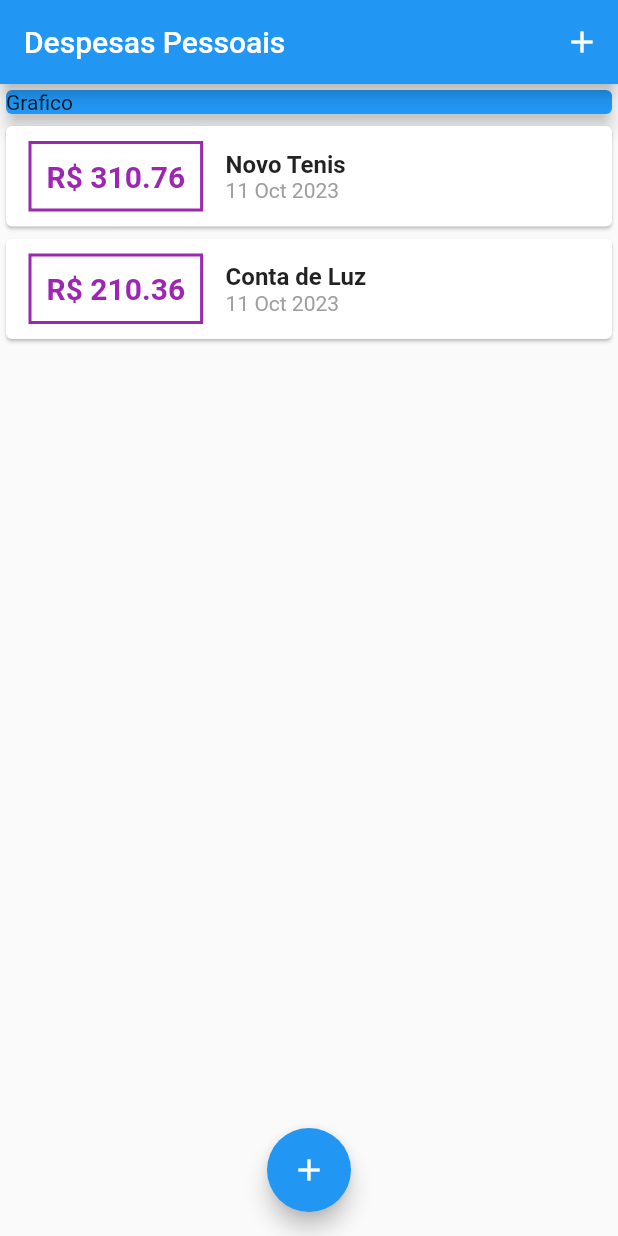
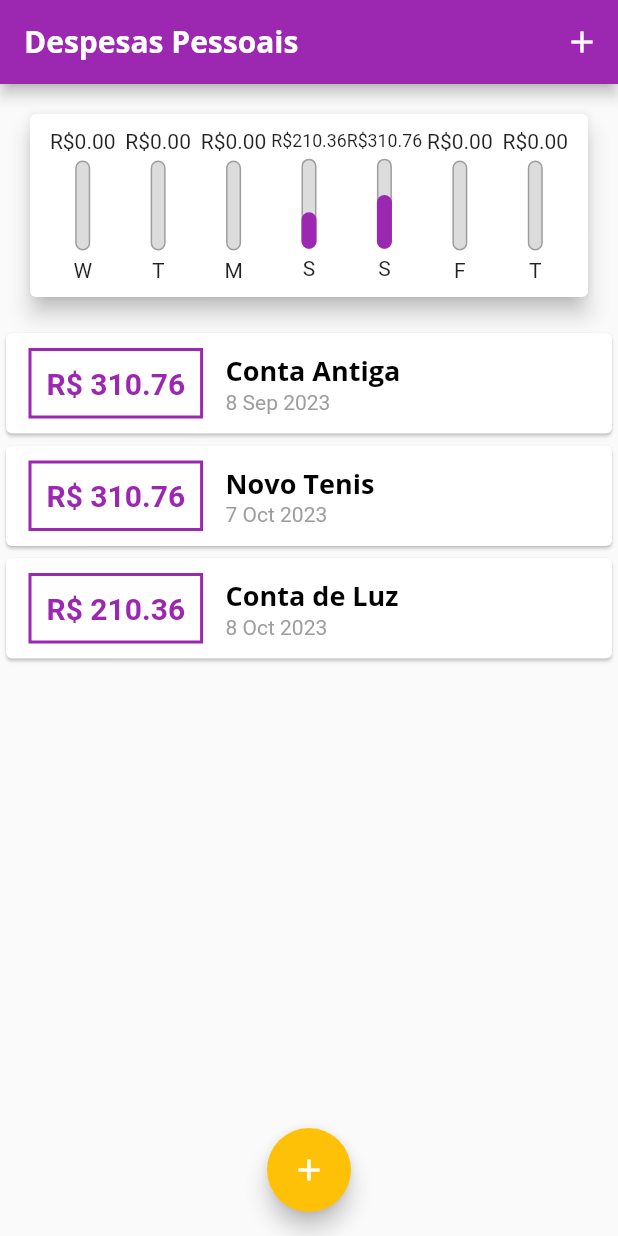
Before and after one commit to 0Willian0/ExpensesApp, a Flutter app: the screen it shows after launch, on a phone screen of 412 x 824 dp. Run offline on Flutter 3.47's test engine with Material 2 defaults, Android fonts, the phone set to English and light mode, and no system bars; missing offline and left inert: dart:ffi.

Commit message:
Created chart

```diff
--- /dev/null
+++ b/lib/components/chart.dart
@@ -0,0 +1,65 @@
+
+import 'dart:ffi';
+
+import 'package:expenses_app/components/chart_bar.dart';
+import 'package:flutter/material.dart';
+import '../models/transaction.dart';
+import 'package:intl/intl.dart';
+
+class Chart extends StatelessWidget {
+
+  final List<Transaction> recentTrasaction;
+
+  Chart(this.recentTrasaction);
+
+  List<Map<String,Object>> get groupedTrasactions{
+      return List.generate(7, (index)
+      {
+        final weekDay = DateTime.now().subtract(Duration(days: index),);
+
+        double totalSum = 0;
+
+        for(var i = 0; i < recentTrasaction.length; i++)
+        {
+          bool sameDay = recentTrasaction[i].date.day == weekDay.day;
+          bool sameMonth = recentTrasaction[i].date.month == weekDay.month;
+          bool sameYear = recentTrasaction[i].date.year == weekDay.year;
+
+          if(sameDay && sameMonth && sameYear)
+            totalSum += recentTrasaction[i].value;
+        }
+
+        return {'day': DateFormat.E().format(weekDay)[0], 'value': totalSum};
+      });
+  }
+
+  double get _weekTotalValue{
+    return groupedTrasactions.fold(0.0, (sum, tr){
+      return sum + (tr['value'] as double);
+    });
+  }
+
+
+  @override
+  Widget build(BuildContext context) {
+    return Card(
+      elevation: 6,
+        margin: EdgeInsets.all(20),
+      child: Padding(
+        padding: const EdgeInsets.all(10.0),
+        child: Row(
+          mainAxisAlignment: MainAxisAlignment.spaceAround,
+          children: groupedTrasactions.map((tr){
+            return Flexible(
+              fit: FlexFit.tight,
+              child: ChartBar(
+                  tr['day'].toString()
+                  ,double.parse(tr['value'].toString()),
+                  (tr['value'] as double) / _weekTotalValue),
+            );
+          }).toList(),
+        ),
+      ),
+    );
+  }
+}
--- /dev/null
+++ b/lib/components/chart_bar.dart
@@ -0,0 +1,50 @@
+
+import 'package:flutter/material.dart';
+
+class ChartBar extends StatelessWidget {
+
+  final String label;
+  final double value;
+  final double percentege;
+
+  ChartBar(this.label, this.value, this.percentege);
+
+  @override
+  Widget build(BuildContext context) {
+    return Column(
+      children: <Widget>[
+        FittedBox(child: Text('R\$${value.toStringAsFixed(2)}')),
+        SizedBox(height: 5,),
+        Container(
+          height: 60,
+          width: 10,
+          child: Stack(
+            alignment: Alignment.bottomCenter,
+            children: <Widget>[
+              Container(
+                decoration: BoxDecoration(
+                  border: Border.all(
+                      color: Colors.grey,
+                      width: 1.0),
+                  color: Color.fromRGBO(220, 220, 220, 1),
+                  borderRadius: BorderRadius.circular(5)
+                ),
+              ),
+              FractionallySizedBox(
+                heightFactor: percentege,
+                child: Container(
+                  decoration: BoxDecoration(
+                      color: Theme.of(context).colorScheme.primary,
+                      borderRadius: BorderRadius.circular(5)
+                  ),
+                ),
+              )
+            ],
+          ),
+        ),
+        SizedBox(height: 5,),
+        Text(label)
+      ],
+    );
+  }
+}
--- a/lib/components/transaction_list.dart
+++ b/lib/components/transaction_list.dart
@@ -1,6 +1,6 @@
 
 import 'package:flutter/material.dart';
-import '../transaction.dart';
+import '../models/transaction.dart';
 import 'package:intl/intl.dart';
 
 class TransactionList extends StatelessWidget {
@@ -13,7 +13,23 @@ class TransactionList extends StatelessWidget {
   Widget build(BuildContext context) {
     return Container(
       height: 300,
-      child: ListView.builder(
+      child: transactions.isEmpty ? Column(
+        children: <Widget>[
+          SizedBox(height: 20,),
+          Text(
+            'Nenhuma Transacao Cadastrada!',
+            style: Theme.of(context).textTheme.titleLarge,
+          ),
+          SizedBox(height: 20,),
+          Container(
+            height: 200,
+            child: Image.asset(
+                'assets/images/waiting.png',
+                fit: BoxFit.cover,
+            ),
+          )
+        ],
+      ) : ListView.builder(
         itemCount: transactions.length,
         itemBuilder: (ctx, index){
           final tr = transactions[index];
@@ -27,7 +43,7 @@ class TransactionList extends StatelessWidget {
                   ),
                   decoration: BoxDecoration(
                       border: Border.all(
-                          color: Colors.purple,
+                          color: Theme.of(context).colorScheme.primary,
                           width: 2
                       )
                   ),
@@ -37,7 +53,7 @@ class TransactionList extends StatelessWidget {
                     style: TextStyle(
                         fontWeight: FontWeight.bold,
                         fontSize: 20,
-                        color: Colors.purple
+                        color: Theme.of(context).colorScheme.primary
                     ),
                   ),
 
@@ -46,11 +62,8 @@ class TransactionList extends StatelessWidget {
                   crossAxisAlignment: CrossAxisAlignment.start,
                   children: <Widget>[
                     Text(tr.title,
-                      style: TextStyle(
-                        fontWeight: FontWeight.bold,
-                        fontSize: 16,
+                      style: Theme.of(context).textTheme.titleLarge,
                       ),
-                    ),
                     Text(DateFormat('d MMM y').format(tr.date),
                       style: TextStyle(
                           color: Colors.grey
--- a/lib/main.dart
+++ b/lib/main.dart
@@ -1,7 +1,9 @@
 
 import 'dart:ffi';
 
-import 'package:expenses_app/transaction.dart';
+import 'package:expenses_app/components/chart.dart';
+
+import '../models/transaction.dart';
 import 'dart:math';
 import './components/transaction_form.dart';
 import './components/transaction_list.dart';
@@ -16,8 +18,30 @@ class ExpensesApp extends StatelessWidget {
 
   @override
   Widget build(BuildContext context) {
+    final ThemeData theme = ThemeData();
     return MaterialApp(
-        home: MyHomePage()
+        home: MyHomePage(),
+        theme: theme.copyWith(
+        colorScheme: theme.colorScheme.copyWith(
+        primary: Colors.purple,
+        secondary: Colors.amber,
+        ),
+          textTheme: theme.textTheme.copyWith(
+            titleLarge: TextStyle(
+              fontFamily: 'OpenSans',
+              fontSize: 18,
+              fontWeight: FontWeight.bold,
+              color: Colors.black,
+            ),
+          ),
+          appBarTheme: AppBarTheme(
+            titleTextStyle: TextStyle(
+              fontFamily: 'OpenSans',
+              fontSize: 20,
+              fontWeight: FontWeight.bold,
+            ),
+          ),
+     )
     );
   }
 }
@@ -29,8 +53,18 @@ class MyHomePage extends StatefulWidget {
 }
 
 class _MyHomePageState extends State<MyHomePage> {
-  final _transaction = [Transaction(id: 't1', title: 'Novo Tenis', value: 310.76, date: DateTime.now()),
-    Transaction(id: 't2', title: 'Conta de Luz', value: 210.36, date: DateTime.now())];
+  final List <Transaction> _transaction = [
+    Transaction(id: 't0', title: 'Conta Antiga', value: 310.76, date: DateTime.now().subtract(Duration(days: 33))),
+    Transaction(id: 't1', title: 'Novo Tenis', value: 310.76, date: DateTime.now().subtract(Duration(days: 4))),
+    Transaction(id: 't2', title: 'Conta de Luz', value: 210.36, date: DateTime.now().subtract(Duration(days: 3)))];
+
+  List<Transaction> get _recentTransactions{
+    return _transaction.where((tr) {
+      return tr.date.isAfter(DateTime.now().subtract(Duration(days: 7)));
+    }).toList();
+  }
+
+
   _addTransaction(String title, double value)
   {
     final newTransaction = Transaction(
@@ -71,14 +105,7 @@ class _MyHomePageState extends State<MyHomePage> {
         child: Column(
           crossAxisAlignment: CrossAxisAlignment.stretch,
           children: <Widget>[
-            Container(
-              width: double.infinity,
-              child: Card(
-                color: Colors.blue,
-                child: Text('Grafico'),
-                elevation: 5
-              ),
-            ),
+            Chart(_recentTransactions),
             TransactionList(_transaction)
           ],
     ),
```
Also changed, not shown: pubspec.yaml (+13 -8 lines), assets/fonts/OpenSans-Bold.ttf (added), assets/fonts/OpenSans-Regular.ttf (added), assets/fonts/Quicksand-Bold.ttf (added), assets/fonts/Quicksand-Light.ttf (added), assets/fonts/Quicksand-Medium.ttf (added), assets/fonts/Quicksand-Regular.ttf (added), assets/images/waiting.png (added), lib/models/transaction.dart (renamed from lib/transaction.dart).
